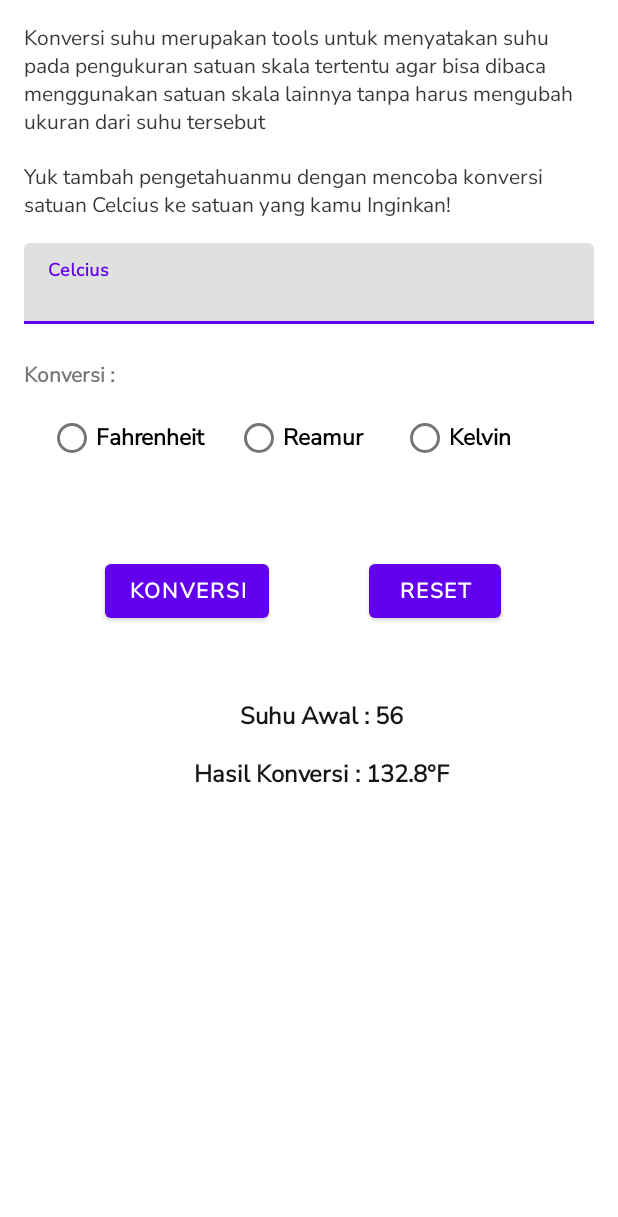
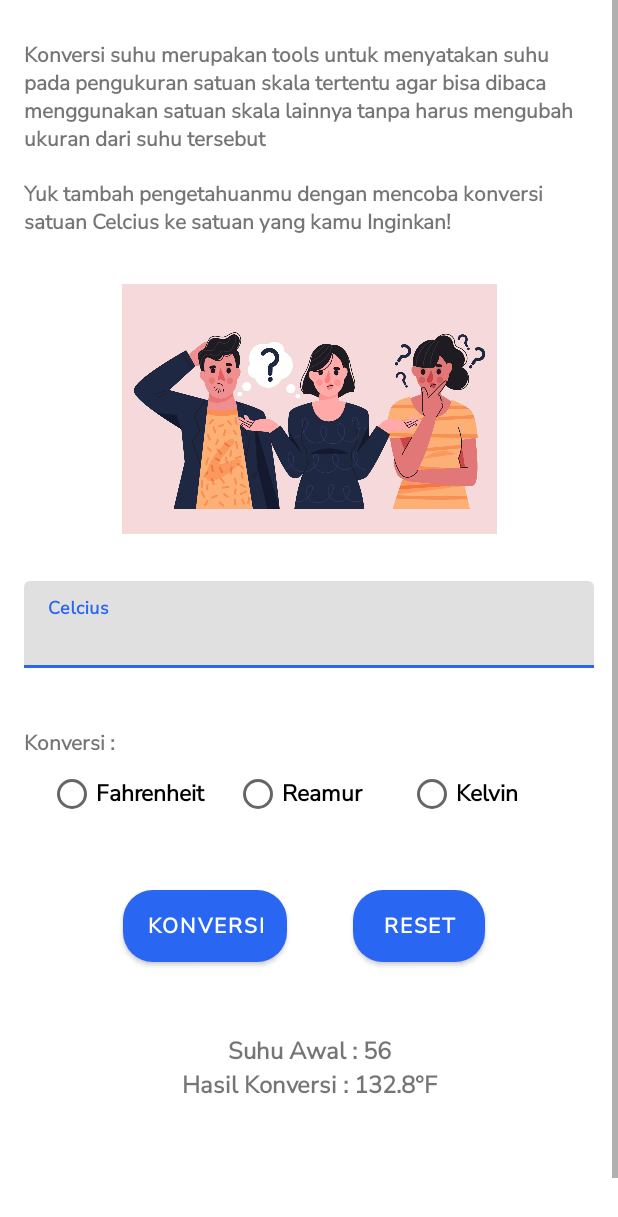
Before and after one commit to adilanurlathifah/Aplikasi-Konversi-Suhu, an Android app: the layout activity_main.xml on its own in the app's theme, with its tools: preview values and no code run, on a phone screen of 412 x 824 dp. Shown: the top 1217 px of the screen. Run offline under Robolectric (Android 15) with nearby library versions, the phone set to English and light mode, and no system bars.

Commit message:
Perbaikan kode dan finishing UI

```diff
--- a/app/src/main/java/org/d3if3143/assesment1/MainActivity.kt
+++ b/app/src/main/java/org/d3if3143/assesment1/MainActivity.kt
@@ -3,16 +3,22 @@ package org.d3if3143.assesment1
 import android.annotation.SuppressLint
 import androidx.appcompat.app.AppCompatActivity
 import android.os.Bundle
+import android.widget.ImageView
 import org.d3if3143.assesment1.databinding.ActivityMainBinding
 import java.text.DecimalFormat
 
 class MainActivity : AppCompatActivity() {
     private lateinit var binding: ActivityMainBinding
+    private lateinit var imageView: ImageView
     override fun onCreate(savedInstanceState: Bundle?) {
         super.onCreate(savedInstanceState)
 
         binding = ActivityMainBinding.inflate(layoutInflater)
         setContentView(binding.root)
+
+        imageView = binding.imageView
+        imageView.setImageResource(R.drawable._144658)
+
         binding.buttonKonversi.setOnClickListener {
             konversiSuhu() }
         binding.buttonReset.setOnClickListener {
--- /dev/null
+++ b/app/src/main/res/drawable/rounded_button.xml
@@ -0,0 +1,6 @@
+<?xml version="1.0" encoding="utf-8"?>
+    <shape xmlns:android="http://schemas.android.com/apk/res/android"
+        android:shape="rectangle">
+        <corners android:radius="20dp" />
+        <solid android:color="@color/blue_500" />
+    </shape>
--- a/app/src/main/res/layout/activity_main.xml
+++ b/app/src/main/res/layout/activity_main.xml
@@ -21,7 +21,7 @@
         android:layout_marginEnd="16dp"
         android:fontFamily="@font/nunito_sans"
         android:text="@string/konversiSuhuIntro"
-        android:textColor="#393737"
+        android:textStyle="bold"
         app:layout_constraintBottom_toBottomOf="parent"
         app:layout_constraintEnd_toEndOf="parent"
         app:layout_constraintHorizontal_bias="0.0"
@@ -39,19 +39,30 @@
         android:layout_marginBottom="50dp"
         android:fontFamily="@font/nunito_sans"
         android:text="@string/konversiSuhuIntro2"
-        android:textColor="#393737"
         android:textSize="14sp"
+        android:textStyle="bold"
         app:layout_constraintBottom_toTopOf="@+id/celcius_hint"
         app:layout_constraintEnd_toEndOf="parent"
         app:layout_constraintStart_toStartOf="parent"
         app:layout_constraintTop_toBottomOf="@+id/konversiSuhuIntro" />
+
+    <ImageView
+        android:id="@+id/imageView"
+        android:layout_width="250dp"
+        android:layout_height="200dp"
+        android:contentDescription="@null"
+        app:layout_constraintBottom_toTopOf="@+id/celcius_hint"
+        app:layout_constraintEnd_toEndOf="parent"
+        app:layout_constraintStart_toStartOf="parent"
+        app:layout_constraintTop_toBottomOf="@+id/konversiSuhuIntro2"
+        tools:src="@drawable/_144658" />
 
     <com.google.android.material.textfield.TextInputLayout
         android:id="@+id/celcius_hint"
         android:layout_width="match_parent"
         android:layout_height="wrap_content"
         android:layout_marginStart="16dp"
-        android:layout_marginTop="16dp"
+        android:layout_marginTop="230dp"
         android:layout_marginEnd="16dp"
         android:ems="10"
         app:layout_constraintEnd_toEndOf="parent"
@@ -65,9 +76,8 @@
             android:fontFamily="@font/nunito_sans"
             android:hint="@string/celcius"
             android:inputType="numberDecimal|number"
-            android:textColor="@color/black"
             android:textColorHint="@color/black"
-            android:textSize="16sp"
+            android:textSize="19sp"
             android:textStyle="bold" />
     </com.google.android.material.textfield.TextInputLayout>
 
@@ -76,7 +86,7 @@
         android:layout_width="0dp"
         android:layout_height="wrap_content"
         android:layout_marginStart="16dp"
-        android:layout_marginTop="24dp"
+        android:layout_marginTop="40dp"
         android:fontFamily="@font/nunito_sans"
         android:text="@string/konversiLabel"
         android:textStyle="bold"
@@ -89,8 +99,8 @@
         android:layout_width="0dp"
         android:layout_height="wrap_content"
         android:layout_marginStart="16dp"
-        android:layout_marginTop="8dp"
         android:layout_marginEnd="16dp"
+        android:gravity="center"
         android:orientation="horizontal"
         app:layout_constraintEnd_toEndOf="parent"
         app:layout_constraintStart_toStartOf="@id/konversiLabel"
@@ -98,8 +108,8 @@
 
         <RadioButton
             android:id="@+id/FahrenheitRadioButton"
-            android:layout_width="20dp"
-            android:layout_height="wrap_content"
+            android:layout_width="48dp"
+            android:layout_height="48dp"
             android:layout_weight="1"
             android:width="50dp"
             android:fontFamily="@font/nunito_sans"
@@ -109,8 +119,8 @@
 
         <RadioButton
             android:id="@+id/ReamurRadioButton"
-            android:layout_width="5dp"
-            android:layout_height="wrap_content"
+            android:layout_width="40dp"
+            android:layout_height="48dp"
             android:layout_weight="1"
             android:width="20dp"
             android:fontFamily="@font/nunito_sans"
@@ -120,8 +130,8 @@
 
         <RadioButton
             android:id="@+id/KelvinRadioButton"
-            android:layout_width="23dp"
-            android:layout_height="wrap_content"
+            android:layout_width="48dp"
+            android:layout_height="48dp"
             android:layout_weight="1"
             android:width="50dp"
             android:fontFamily="@font/nunito_sans"
@@ -137,13 +147,15 @@
         android:layout_marginTop="8dp"
         android:fontFamily="@font/nunito_sans"
         android:text="@string/buttonKonversi"
+        android:background="@drawable/rounded_button"
         android:textStyle="bold"
         app:layout_constraintBottom_toBottomOf="parent"
         app:layout_constraintEnd_toEndOf="parent"
-        app:layout_constraintHorizontal_bias="0.231"
+        app:layout_constraintHorizontal_bias="0.27"
         app:layout_constraintStart_toStartOf="parent"
         app:layout_constraintTop_toBottomOf="@+id/radioGroup"
-        app:layout_constraintVertical_bias="0.297" />
+        app:layout_constraintVertical_bias="0.125" />
+
 
     <Button
         android:id="@+id/buttonReset"
@@ -153,12 +165,13 @@
         android:fontFamily="@font/nunito_sans"
         android:text="@string/buttonReset"
         android:textStyle="bold"
+        android:background="@drawable/rounded_button"
         app:layout_constraintBottom_toBottomOf="parent"
         app:layout_constraintEnd_toEndOf="parent"
-        app:layout_constraintHorizontal_bias="0.76"
+        app:layout_constraintHorizontal_bias="0.727"
         app:layout_constraintStart_toStartOf="parent"
         app:layout_constraintTop_toBottomOf="@+id/radioGroup"
-        app:layout_constraintVertical_bias="0.296" />
+        app:layout_constraintVertical_bias="0.125" />
 
     <TextView
         android:id="@+id/suhuTextView"
@@ -166,9 +179,9 @@
         android:layout_height="wrap_content"
         android:layout_marginStart="16dp"
         android:layout_marginTop="48dp"
+        android:layout_marginEnd="16dp"
         android:fontFamily="@font/nunito_sans"
         android:gravity="center"
-        android:textColor="#171616"
         android:textSize="16sp"
         android:textStyle="bold"
         app:layout_constraintEnd_toEndOf="parent"
@@ -182,15 +195,18 @@
         android:layout_width="0dp"
         android:layout_height="wrap_content"
         android:layout_marginStart="16dp"
-        android:layout_marginTop="16dp"
+        android:layout_marginEnd="16dp"
+        android:layout_marginBottom="130dp"
         android:fontFamily="@font/nunito_sans"
         android:gravity="center"
-        android:textColor="#171616"
         android:textSize="16sp"
         android:textStyle="bold"
+        app:layout_constraintBottom_toBottomOf="parent"
         app:layout_constraintEnd_toEndOf="parent"
+        app:layout_constraintHorizontal_bias="0.0"
         app:layout_constraintStart_toStartOf="parent"
         app:layout_constraintTop_toBottomOf="@+id/suhuTextView"
+        app:layout_constraintVertical_bias="1.0"
         tools:text="Hasil Konversi : 132.8°F" />
 
 </androidx.constraintlayout.widget.ConstraintLayout>
--- a/app/src/main/res/values-night/themes.xml
+++ b/app/src/main/res/values-night/themes.xml
@@ -1,16 +1,19 @@
 <resources xmlns:tools="http://schemas.android.com/tools">
     <!-- Base application theme. -->
-    <style name="Theme.Assesment1" parent="Theme.MaterialComponents.DayNight.DarkActionBar">
+    <style name="Theme.Assesment1" parent="Theme.MaterialComponents.DayNight">
         <!-- Primary brand color. -->
-        <item name="colorPrimary">@color/purple_200</item>
-        <item name="colorPrimaryVariant">@color/purple_700</item>
-        <item name="colorOnPrimary">@color/black</item>
+        <item name="colorPrimary">@color/blue_500</item>
+        <item name="colorPrimaryVariant">@color/blue_700</item>
+        <item name="colorOnPrimary">@color/white</item>
         <!-- Secondary brand color. -->
-        <item name="colorSecondary">@color/teal_200</item>
-        <item name="colorSecondaryVariant">@color/teal_200</item>
-        <item name="colorOnSecondary">@color/black</item>
+        <item name="colorSecondary">@color/blue_500</item>
+        <item name="colorSecondaryVariant">@color/blue_700</item>
+        <item name="colorOnSecondary">@color/white</item>
         <!-- Status bar color. -->
         <item name="android:statusBarColor">?attr/colorPrimaryVariant</item>
         <!-- Customize your theme here. -->
+        <item name="android:textColor">@android:color/white</item>
+        <item name="radioButtonStyle">
+            @style/Widget.AppCompat.CompoundButton.RadioButton</item>
     </style>
 </resources>
--- a/app/src/main/res/values/colors.xml
+++ b/app/src/main/res/values/colors.xml
@@ -1,10 +1,8 @@
 <?xml version="1.0" encoding="utf-8"?>
 <resources>
-    <color name="purple_200">#FFBB86FC</color>
-    <color name="purple_500">#FF6200EE</color>
-    <color name="purple_700">#FF3700B3</color>
-    <color name="teal_200">#FF03DAC5</color>
-    <color name="teal_700">#FF018786</color>
     <color name="black">#FF000000</color>
     <color name="white">#FFFFFFFF</color>
+    <!-- Menambah warna baru -->
+    <color name="blue_500">#2966F2</color>
+    <color name="blue_700">#2451B6</color>
 </resources>
--- a/app/src/main/res/values/strings.xml
+++ b/app/src/main/res/values/strings.xml
@@ -11,4 +11,4 @@
     <string name="hitungTextView"/>
     <string name="buttonKonversi">Konversi</string>
     <string name="buttonReset">Reset</string>
-    </resources>
+</resources>
--- a/app/src/main/res/values/themes.xml
+++ b/app/src/main/res/values/themes.xml
@@ -2,15 +2,17 @@
     <!-- Base application theme. -->
     <style name="Theme.Assesment1" parent="Theme.MaterialComponents.DayNight.DarkActionBar">
         <!-- Primary brand color. -->
-        <item name="colorPrimary">@color/purple_500</item>
-        <item name="colorPrimaryVariant">@color/purple_700</item>
+        <item name="colorPrimary">@color/blue_500</item>
+        <item name="colorPrimaryVariant">@color/blue_700</item>
         <item name="colorOnPrimary">@color/white</item>
         <!-- Secondary brand color. -->
-        <item name="colorSecondary">@color/teal_200</item>
-        <item name="colorSecondaryVariant">@color/teal_700</item>
-        <item name="colorOnSecondary">@color/black</item>
+        <item name="colorSecondary">@color/blue_500</item>
+        <item name="colorSecondaryVariant">@color/blue_700</item>
+        <item name="colorOnSecondary">@color/white</item>
         <!-- Status bar color. -->
         <item name="android:statusBarColor">?attr/colorPrimaryVariant</item>
         <!-- Customize your theme here. -->
+        <item name="radioButtonStyle">
+            @style/Widget.AppCompat.CompoundButton.RadioButton</item>
     </style>
 </resources>
```
Also changed, not shown: app/src/main/res/drawable-hdpi/_144658.png (added), app/src/main/res/drawable-mdpi/_144658.png (added), app/src/main/res/drawable-xhdpi/_144658.png (added), app/src/main/res/drawable-xxhdpi/_144658.png (added), 2 other files.
